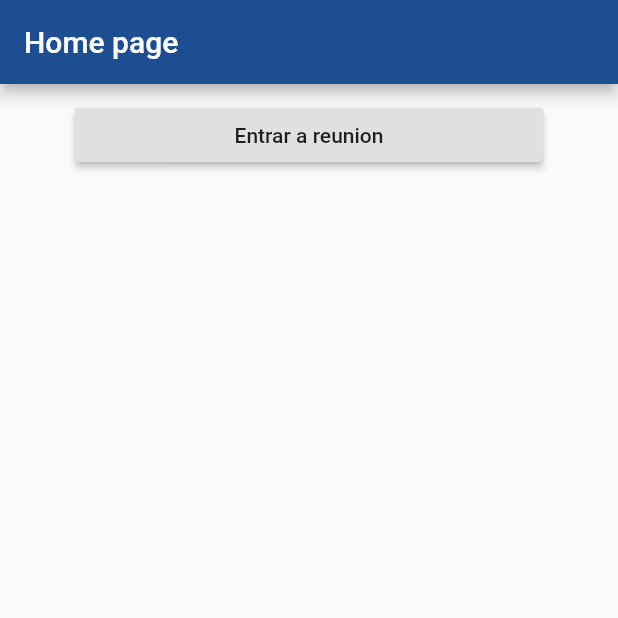
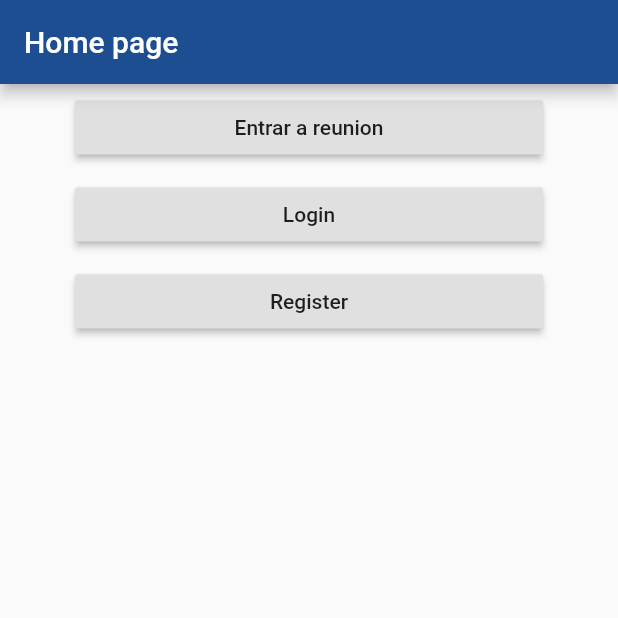
Before and after one commit to TheWiseCode/Meditop-Go, a Flutter app: the screen it shows after launch, on a phone screen of 412 x 824 dp, the top half of it. Run offline on Flutter 3.47's test engine with Material 2 defaults, Android fonts, the phone set to English and light mode, and no system bars; our stand-ins replace cloud_firestore, firebase_core, firebase_messaging, flutter_local_notifications, sqflite; missing offline and left inert: jitsi_meet; accounts and stored records are empty.

```diff
--- a/lib/main.dart
+++ b/lib/main.dart
@@ -3,6 +3,6 @@ import 'src/app.dart';
 
 void main() async{
   //topics.main();
-  MyApp app = MyApp();
-  runApp(app);
+  //MyApp app = MyApp();
+  runApp(MyApp());
 }
--- a/lib/src/app.dart
+++ b/lib/src/app.dart
@@ -1,23 +1,40 @@
 import 'package:flutter/material.dart';
 import 'package:meditop_go/src/pages/notification_page.dart';
+import 'models/database.dart';
+import 'pages/home_page.dart';
+import 'pages/login_page.dart';
 import 'pages/meet_page.dart';
-import 'pages/home_page.dart';
+import 'pages/register_page.dart';
 import 'providers/push_notification_provider.dart';
 
-// ignore: must_be_immutable
-class MyApp extends StatelessWidget {
+class MyApp extends StatefulWidget {
 
+  MyApp({Key? key}) : super(key: key);
+
+  @override
+  _MyAppState createState() => _MyAppState();
+}
+
+class _MyAppState extends State<MyApp> {
+
+  UserDatabase db = UserDatabase();
   GlobalKey<NavigatorState> navKey = new GlobalKey<NavigatorState>();
   late PushNotificationProvider provider;
 
-  MyApp({Key? key}) : super(key: key){
+  Future<void> init() async {
     provider = PushNotificationProvider(navKey);
-    init();
+    await provider.initNotifications();
+    //await PushNotificationProvider.initNotifications();
+    provider.mensajes.listen((args) {
+      navKey.currentState!.pushNamed("/notification", arguments: args);
+    });
   }
 
-  Future<void> init() async {
-    //await PushNotificationProvider.initNotifications();
-    await provider.initNotifications();
+  @override
+  void initState() {
+    super.initState();
+    init();
+    //db.initDB();
   }
 
   @override
@@ -34,20 +51,23 @@ class MyApp extends StatelessWidget {
       title: 'Meditop Go',
       initialRoute: "/",
       onGenerateRoute: (RouteSettings settings) {
-        print(settings.arguments);
         // ignore: missing_return
         return MaterialPageRoute(
           builder: (BuildContext context) {
             switch (settings.name) {
               case "/":
-                return MyHomePage();
+                return HomePage();
+              case "/login":
+                return LoginPage();
+              case "/register":
+                return RegisterPage();
               case "/meet":
                 return Meeting();
               case "/notification":
                 String? texto = settings.arguments as String?;
                 return NotificationPage(texto: texto);
               default:
-                return MyHomePage();
+                return HomePage();
           }
         });
       /*routes: {
--- a/lib/src/pages/home_page.dart
+++ b/lib/src/pages/home_page.dart
@@ -1,7 +1,11 @@
 import 'package:flutter/material.dart';
+import 'package:meditop_go/src/models/database.dart';
 
-class MyHomePage extends StatelessWidget {
-  const MyHomePage({Key? key}) : super(key: key);
+class HomePage extends StatelessWidget {
+  UserDatabase db = UserDatabase();
+  HomePage({Key? key}) : super(key: key){
+    //db.initDB();
+  }
 
   @override
   Widget build(BuildContext context) {
@@ -10,13 +14,29 @@ class MyHomePage extends StatelessWidget {
       body: ListView(
         children: [
           Container(
-            margin: EdgeInsets.symmetric(horizontal: 50, vertical: 10),
+            margin: EdgeInsets.symmetric(horizontal: 50, vertical: 5),
             // ignore: deprecated_member_use
             child: RaisedButton(
               onPressed: () => _mostrarReunion(context),
               child: Text("Entrar a reunion"),
             )
-          )
+          ),
+          Container(
+            margin: EdgeInsets.symmetric(horizontal: 50, vertical:5),
+            // ignore: deprecated_member_use
+            child: RaisedButton(
+              onPressed: () => Navigator.of(context).pushNamed("/login"),
+              child: Text("Login"),
+            )
+          ),
+          Container(
+            margin: EdgeInsets.symmetric(horizontal: 50, vertical: 5),
+            // ignore: deprecated_member_use
+            child: RaisedButton(
+              onPressed: () => Navigator.of(context).pushNamed("/register"),
+              child: Text("Register"),
+            )
+          ),
         ],
       ),
     );
@@ -24,5 +44,8 @@ class MyHomePage extends StatelessWidget {
 
   void _mostrarReunion(BuildContext context){
     Navigator.of(context).pushNamed("/meet");
+    /*User user = User(name: "will", password: "will3148");
+    db.insert(user);
+    print("SUPUESTA INSERCION");*/
   }
 }
--- a/lib/src/pages/meet_page.dart
+++ b/lib/src/pages/meet_page.dart
@@ -8,7 +8,8 @@ import 'package:jitsi_meet/jitsi_meet.dart';
 class MyAppJitsi extends StatelessWidget {
   @override
   Widget build(BuildContext context) {
-    return MaterialApp(debugShowCheckedModeBanner: false, home: Meeting());
+    //return MaterialApp(debugShowCheckedModeBanner: false, home: Meeting());
+    return Meeting();
   }
 }
 
--- a/pubspec.yaml
+++ b/pubspec.yaml
@@ -31,6 +31,8 @@ dependencies:
   firebase_core: ^1.2.0
   firebase_messaging: ^10.0.0
   flutter_local_notifications: ^6.0.0
+
+  sqflite: ^2.0.0+3
 
 dev_dependencies:
   flutter_test:
```
Also changed, not shown: lib/src/models/database.dart (added, +69 -0 lines), lib/src/pages/login_page.dart (added, +10 -0 lines), lib/src/pages/register_page.dart (added, +10 -0 lines), lib/src/providers/push_notification_provider.dart (+53 -15 lines), pubspec.lock.
